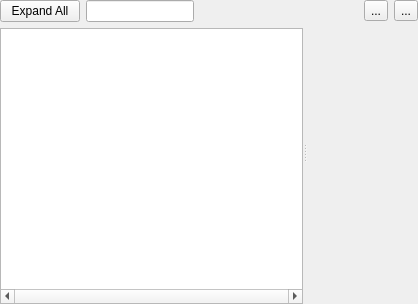
Old version of the form src/ves/conductor/qt/TreeTab.ui in the repository multitudinous/ve-suite.
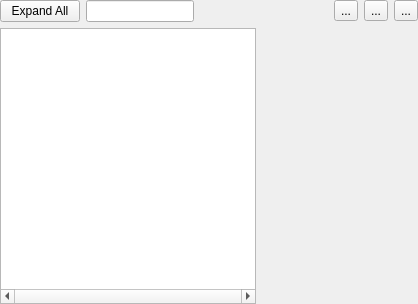
New version of the form. Icons and pictures are not drawn. Custom widgets are drawn as their Qt base class.

Commit message: Adds CAD Node deletion in Layers tab via "-" button. Also adds a ThreeStringSignal_type to SimpleDataTypeSignalSignatures.

```diff
--- a/src/ves/conductor/qt/TreeTab.ui
+++ b/src/ves/conductor/qt/TreeTab.ui
@@ -13,19 +13,11 @@
   <property name="windowTitle">
    <string>Form</string>
   </property>
-  <layout class="QVBoxLayout" name="verticalLayout_3">
-   <property name="spacing">
-    <number>0</number>
-   </property>
+  <layout class="QHBoxLayout" name="horizontalLayout_3">
    <property name="margin">
     <number>0</number>
    </property>
    <item>
-    <widget class="QSplitter" name="splitter">
-     <property name="orientation">
-      <enum>Qt::Horizontal</enum>
-     </property>
-     <widget class="QWidget" name="layoutWidget">
       <layout class="QVBoxLayout" name="verticalLayout_2">
        <item>
         <layout class="QHBoxLayout" name="horizontalLayout" stretch="0,0,1">
@@ -78,8 +70,8 @@
         </widget>
        </item>
       </layout>
-     </widget>
-     <widget class="QWidget" name="verticalLayoutWidget">
+   </item>
+   <item>
       <layout class="QVBoxLayout" name="verticalLayout" stretch="0,1">
        <item>
         <layout class="QHBoxLayout" name="horizontalLayout_2">
@@ -90,12 +82,23 @@
            </property>
            <property name="sizeHint" stdset="0">
             <size>
-             <width>40</width>
-             <height>20</height>
+           <width>13</width>
+           <height>15</height>
             </size>
            </property>
           </spacer>
          </item>
+       <item>
+        <widget class="QToolButton" name="m_deleteButton">
+         <property name="text">
+          <string>...</string>
+         </property>
+         <property name="icon">
+          <iconset>
+           <normaloff>:/images/remove.png</normaloff>:/images/remove.png</iconset>
+         </property>
+        </widget>
+       </item>
          <item>
           <widget class="QToolButton" name="RefreshButton">
            <property name="text">
@@ -121,11 +124,11 @@
         </layout>
        </item>
        <item>
-        <widget class="ves::conductor::GenericPropertyBrowser" name="cadPropertyBrowser" native="true"/>
-       </item>
-      </layout>
-     </widget>
-    </widget>
+      <widget class="ves::conductor::GenericPropertyBrowser" name="cadPropertyBrowser" native="true">
+       <zorder></zorder>
+      </widget>
+     </item>
+    </layout>
    </item>
   </layout>
  </widget>
```
Left out of the diff: 3 changed lines with no effect on the pictures. Lines whose indentation alone changed are shown as unchanged. The commit also changes 7 other files.
